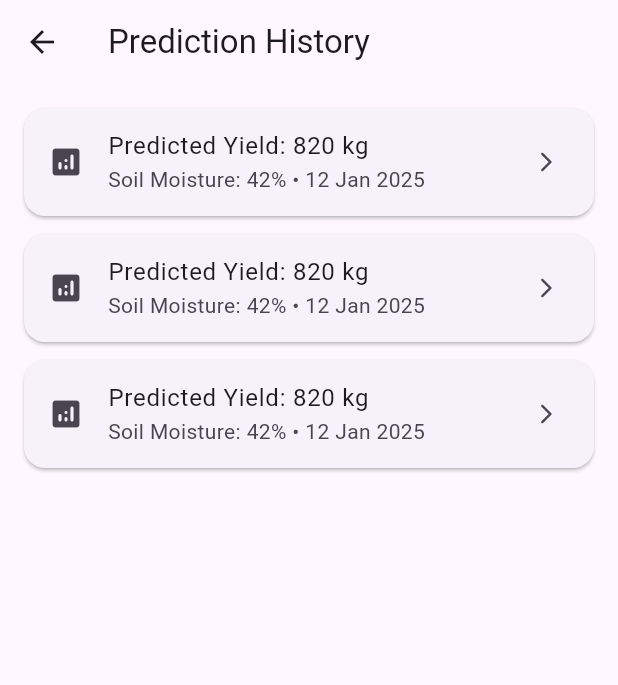
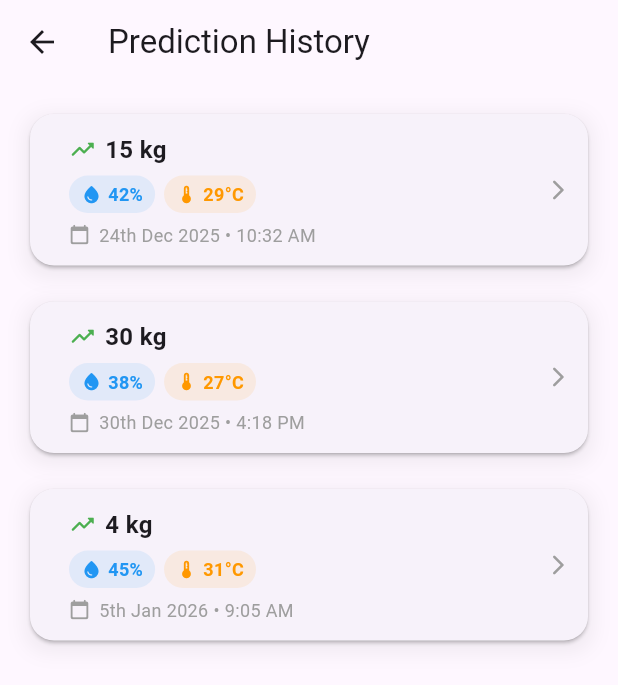
Before and after one commit to JanudiAdhikari/Research-Project, a Flutter app: the PredictionHistoryScreen screen opened directly, on a phone screen of 412 x 824 dp. Shown: the top 685 px of the screen. Run offline on Flutter 3.47's test engine with Material 3 defaults, Android fonts, the phone set to English and light mode, and no system bars; our stand-ins replace camera, cloud_firestore, firebase_auth, firebase_core, firebase_storage, fl_chart and 6 more; missing offline and left inert: mobile_scanner; accounts and stored records are empty; network calls fail; Roboto replaces fonts that are missing (Poppins).

Commit message:
Changes to farmer dashboard screen, bottom nav bar, prediction history screen

```diff
--- a/mobile-app/lib/features/yield_prediction/screens/prediction_history_screen.dart
+++ b/mobile-app/lib/features/yield_prediction/screens/prediction_history_screen.dart
@@ -1,4 +1,6 @@
+import 'dart:io';
 import 'package:flutter/material.dart';
+import 'package:flutter/foundation.dart';
 
 class PredictionHistoryScreen extends StatelessWidget {
   const PredictionHistoryScreen({super.key});
@@ -6,24 +8,155 @@ class PredictionHistoryScreen extends StatelessWidget {
   @override
   Widget build(BuildContext context) {
     return Scaffold(
-      appBar: AppBar(title: const Text("Prediction History")),
-      body: ListView.builder(
+      appBar: AppBar(
+        title: const Text("Prediction History"),
+      ),
+      body: ListView(
         padding: const EdgeInsets.all(16),
-        itemCount: 3,
-        itemBuilder: (context, index) {
-          return Card(
-            shape: RoundedRectangleBorder(
-              borderRadius: BorderRadius.circular(14),
+        children: [
+          _historyCard(
+            context,
+            yieldValue: "15 kg",
+            soil: "42%",
+            temp: "29°C",
+            date: "24th Dec 2025 • 10:32 AM",
+          ),
+          _historyCard(
+            context,
+            yieldValue: "30 kg",
+            soil: "38%",
+            temp: "27°C",
+            date: "30th Dec 2025 • 4:18 PM",
+          ),
+          _historyCard(
+            context,
+            yieldValue: "4 kg",
+            soil: "45%",
+            temp: "31°C",
+            date: "5th Jan 2026 • 9:05 AM",
+          ),
+        ],
+      ),
+    );
+  }
+
+  // ================= UI COMPONENT =================
+
+  Widget _historyCard(
+    BuildContext context, {
+    required String yieldValue,
+    required String soil,
+    required String temp,
+    required String date,
+  }) {
+    return Container(
+      margin: const EdgeInsets.only(bottom: 16),
+      decoration: BoxDecoration(
+        borderRadius: BorderRadius.circular(16),
+        boxShadow: [
+          BoxShadow(
+            color: Colors.black.withOpacity(0.05),
+            blurRadius: 10,
+            offset: const Offset(0, 4),
+          ),
+        ],
+      ),
+      child: Card(
+        shape: RoundedRectangleBorder(
+          borderRadius: BorderRadius.circular(16),
+        ),
+        child: InkWell(
+          borderRadius: BorderRadius.circular(16),
+          onTap: () {
+            // future: open details screen
+          },
+          child: Padding(
+            padding: const EdgeInsets.all(12),
+            child: Row(
+              children: [
+
+                const SizedBox(width: 14),
+
+                // INFO
+                Expanded(
+                  child: Column(
+                    crossAxisAlignment: CrossAxisAlignment.start,
+                    children: [
+                      Row(
+                        children: [
+                          const Icon(Icons.trending_up_rounded,
+                              color: Colors.green, size: 18),
+                          const SizedBox(width: 6),
+                          Text(
+                            yieldValue,
+                            style: const TextStyle(
+                              fontSize: 16,
+                              fontWeight: FontWeight.bold,
+                            ),
+                          ),
+                        ],
+                      ),
+
+                      const SizedBox(height: 6),
+
+                      Row(
+                        children: [
+                          _miniChip(
+                              Icons.water_drop_rounded, soil, Colors.blue),
+                          const SizedBox(width: 6),
+                          _miniChip(Icons.thermostat_rounded, temp,
+                              Colors.orange),
+                        ],
+                      ),
+
+                      const SizedBox(height: 6),
+
+                      Row(
+                        children: [
+                          const Icon(Icons.calendar_today_rounded,
+                              size: 14, color: Colors.grey),
+                          const SizedBox(width: 6),
+                          Text(
+                            date,
+                            style: const TextStyle(
+                                fontSize: 12, color: Colors.grey),
+                          ),
+                        ],
+                      ),
+                    ],
+                  ),
+                ),
+
+                const Icon(Icons.arrow_forward_ios_rounded,
+                    size: 16, color: Colors.grey),
+              ],
             ),
-            margin: const EdgeInsets.only(bottom: 12),
-            child: ListTile(
-              leading: const Icon(Icons.analytics_rounded),
-              title: const Text("Predicted Yield: 820 kg"),
-              subtitle: const Text("Soil Moisture: 42% • 12 Jan 2025"),
-              trailing: const Icon(Icons.arrow_forward_ios_rounded, size: 16),
+          ),
+        ),
+      ),
+    );
+  }
+
+  Widget _miniChip(IconData icon, String value, Color color) {
+    return Container(
+      padding: const EdgeInsets.symmetric(horizontal: 8, vertical: 4),
+      decoration: BoxDecoration(
+        color: color.withOpacity(0.1),
+        borderRadius: BorderRadius.circular(20),
+      ),
+      child: Row(
+        children: [
+          Icon(icon, size: 14, color: color),
+          const SizedBox(width: 4),
+          Text(
+            value,
+            style: TextStyle(
+              fontSize: 12,
+              fontWeight: FontWeight.w600,
+              color: color,
             ),
-          );
-        },
+          ),
+        ],
       ),
     );
   }
--- a/mobile-app/lib/main.dart
+++ b/mobile-app/lib/main.dart
@@ -2,12 +2,11 @@ import 'package:flutter/material.dart';
 import 'package:firebase_core/firebase_core.dart';
 import 'dart:io';
 import 'firebase_options.dart';
-import 'screens/login_screen.dart';
 import 'features/auth/login_page.dart';
-import 'screens/signup_screen.dart';
 import 'features/auth/signup_page.dart';
 import 'features/disease_detection/screens/image_picker_screen.dart';
 import 'features/auth/splash_screen.dart';
+import 'widgets/navigation_wrapper.dart';
 
 void main() async {
   WidgetsFlutterBinding.ensureInitialized();
@@ -35,7 +34,7 @@ class MyApp extends StatelessWidget {
       title: 'CeylonPepper',
       theme: ThemeData(primarySwatch: Colors.green, fontFamily: 'Poppins'),
       // home: error != null ? ErrorScreen(error: error!) : const MainScreen(),
-      home: error != null ? ErrorScreen(error: error!) : const SplashScreen(),
+      home: const NavigationWrapper(),
       navigatorObservers: [FirebaseErrorObserver()],
     );
   }
```
Also changed, not shown: mobile-app/lib/screens/login_screen.dart (deleted, +0 -292 lines), mobile-app/lib/screens/signup_screen.dart (deleted, +0 -281 lines).
